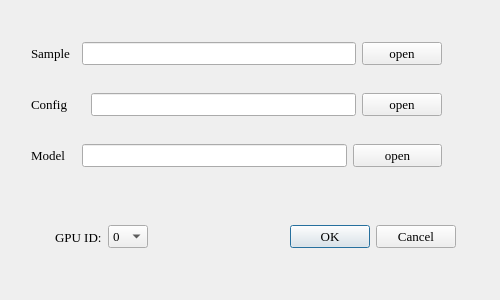
Qt form ui/train/Dialog_train.ui (scrssys/SCRS_RS_AI) before a commit.
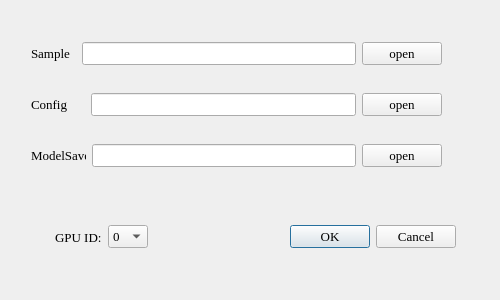
The same form after that commit.

```diff
--- a/ui/train/Dialog_train.ui
+++ b/ui/train/Dialog_train.ui
@@ -150,7 +150,7 @@
     </item>
    </layout>
   </widget>
-  <widget class="QWidget" name="">
+  <widget class="QWidget" name="layoutWidget">
    <property name="geometry">
     <rect>
      <x>31</x>
@@ -303,7 +303,7 @@
         </property>
         <property name="minimumSize">
          <size>
-          <width>45</width>
+          <width>55</width>
           <height>0</height>
          </size>
         </property>
@@ -323,7 +323,7 @@
          </font>
         </property>
         <property name="text">
-         <string>Model</string>
+         <string>ModelSave</string>
         </property>
        </widget>
       </item>
```
